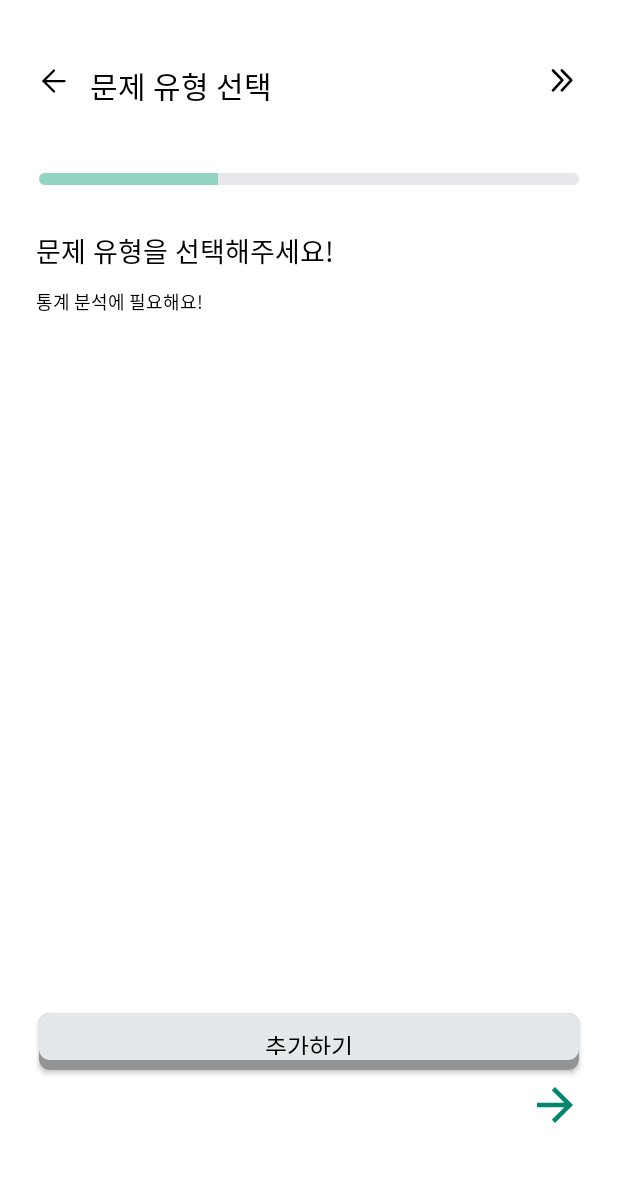
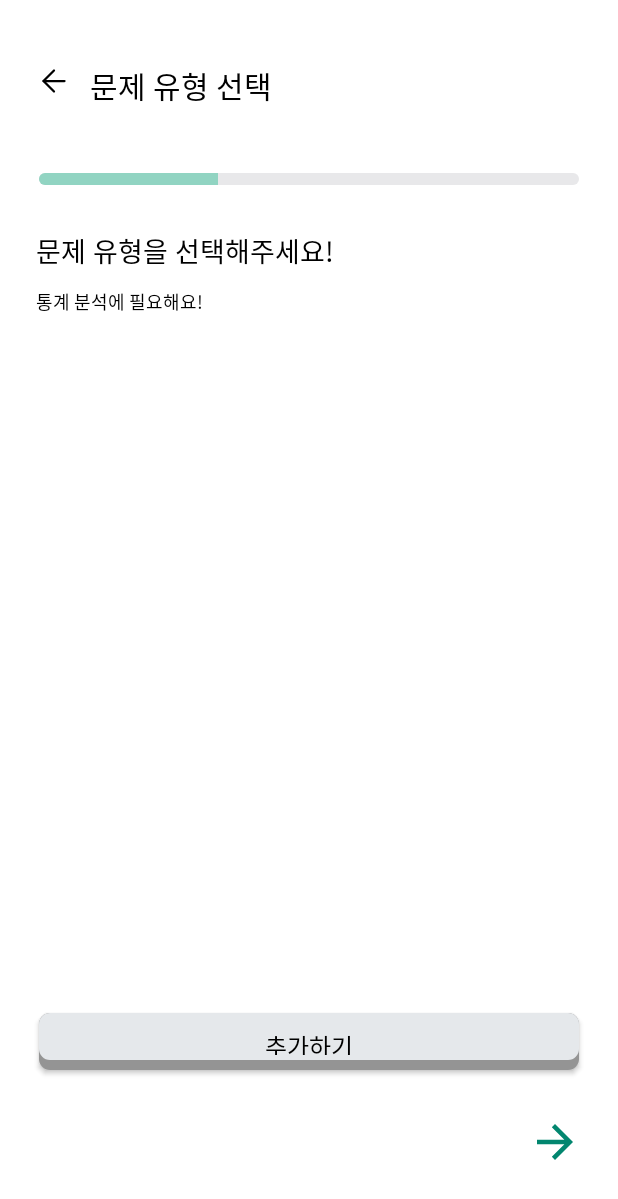
Before and after one commit to WASH-Wrong-Answer-Strorage-Hub/Wash-Android, an Android app: the ProblemCategorySubfieldFragment screen opened through its navigation route, on a phone screen of 412 x 824 dp. Shown: the top 1199 px of the screen. Run offline under Robolectric (Android 15) with nearby library versions, the phone set to English and light mode, and no system bars; our stand-ins replace data binding, navigation-ui; libraries missing offline, so code that uses them is left out: com.kakao.sdk, com.navercorp.nid; network calls fail; Roboto replaces fonts that are not available here; 3 statements that could not run were skipped.

Commit message:
[chore] 중분류, 소분류 스킵 버튼 삭제 #59

```diff
--- a/app/src/main/res/layout/fragment_problem_category_folder.xml
+++ b/app/src/main/res/layout/fragment_problem_category_folder.xml
@@ -87,7 +87,7 @@
             android:layout_height="36dp"
             android:background="@drawable/category_check"
             android:layout_marginEnd="24dp"
-            android:layout_marginTop="5dp"
+            android:layout_marginTop="30dp"
             app:layout_constraintEnd_toEndOf="parent"
             app:layout_constraintTop_toBottomOf="@+id/category_add" />
 
--- a/app/src/main/res/layout/fragment_problem_category_subfield.xml
+++ b/app/src/main/res/layout/fragment_problem_category_subfield.xml
@@ -50,14 +50,23 @@
             app:layout_constraintStart_toEndOf="@id/category_back_btn"
             app:layout_constraintTop_toTopOf="@id/guideline_category_1st_h" />
 
-        <ImageView
-            android:id="@+id/skip_btn"
-            android:layout_width="wrap_content"
-            android:layout_height="wrap_content"
-            android:src="@drawable/skip_btn"
-            android:layout_marginEnd="25dp"
-            app:layout_constraintEnd_toEndOf="parent"
-            app:layout_constraintTop_toTopOf="@id/guideline_category_1st_h" />
+<!--        <ImageView-->
+<!--            android:id="@+id/no_type_btn"-->
+<!--            android:layout_width="wrap_content"-->
+<!--            android:layout_height="wrap_content"-->
+<!--            android:src="@drawable/block"-->
+<!--            android:layout_marginEnd="10dp"-->
+<!--            app:layout_constraintEnd_toStartOf="@+id/skip_btn"-->
+<!--            app:layout_constraintTop_toTopOf="@id/guideline_category_1st_h" />-->
+
+<!--        <ImageView-->
+<!--            android:id="@+id/skip_btn"-->
+<!--            android:layout_width="wrap_content"-->
+<!--            android:layout_height="wrap_content"-->
+<!--            android:src="@drawable/skip_btn"-->
+<!--            android:layout_marginEnd="25dp"-->
+<!--            app:layout_constraintEnd_toEndOf="parent"-->
+<!--            app:layout_constraintTop_toTopOf="@id/guideline_category_1st_h" />-->
 
         <ProgressBar
             android:id="@+id/category_progress_bar"
@@ -123,7 +132,7 @@
             android:layout_height="36dp"
             android:background="@drawable/category_next_btn"
             android:layout_marginEnd="24dp"
-            android:layout_marginTop="5dp"
+            android:layout_marginTop="30dp"
             app:layout_constraintEnd_toEndOf="parent"
             app:layout_constraintTop_toBottomOf="@+id/category_add" />
 
```
Also changed, not shown: app/src/main/res/layout/fragment_problem_category_chapter.xml (+18 -8 lines), app/src/main/res/layout/fragment_problem_category_subject.xml (+10 -1 lines).
